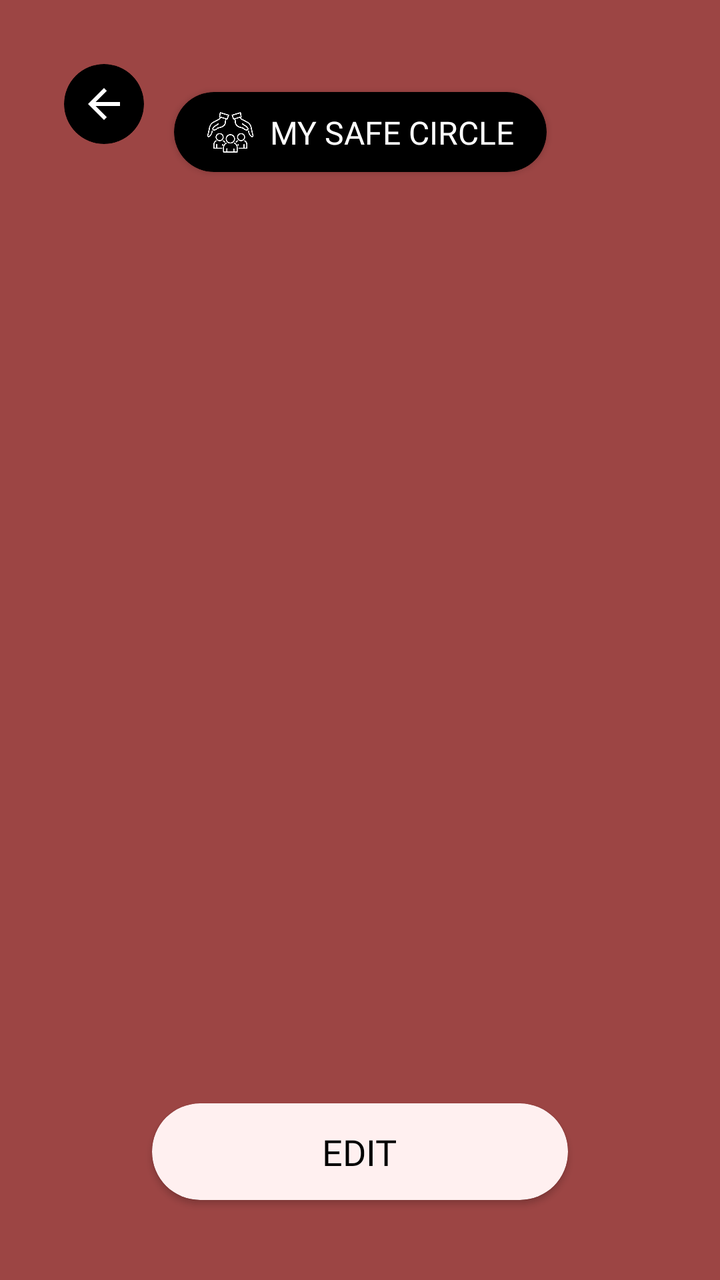
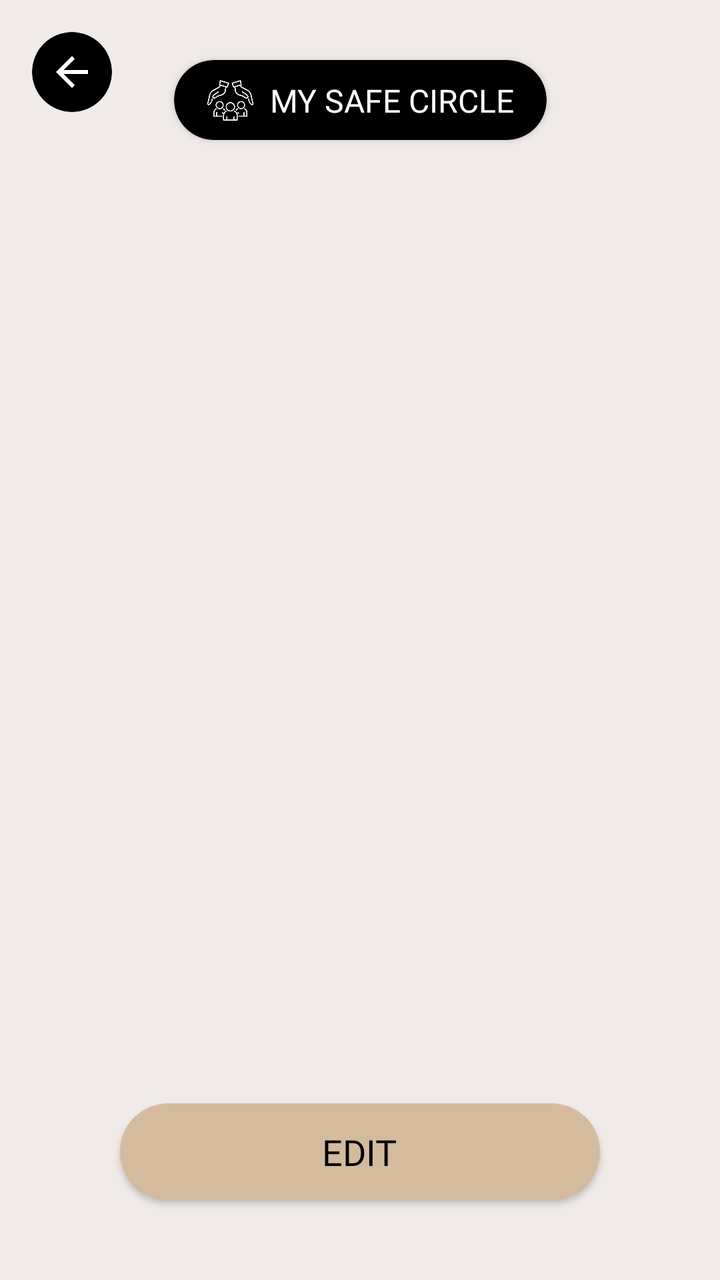

Before-and-after screenshots of an Android layout around one commit, followed by the original layout XML and the change that was made.
<!-- AndroidManifest.xml: application theme Theme.SafeHer -->
<!-- res/layout/fragment_my_safe_circle.xml -->
<?xml version="1.0" encoding="utf-8"?>
<androidx.constraintlayout.widget.ConstraintLayout
    xmlns:android="http://schemas.android.com/apk/res/android"
    xmlns:app="http://schemas.android.com/apk/res-auto"
    android:layout_width="match_parent"
    android:layout_height="match_parent"
    android:padding="16dp"
    android:background="@color/red_background">

    
    <androidx.cardview.widget.CardView
        android:id="@+id/backButtonCard"
        android:layout_width="40dp"
        android:layout_height="40dp"
        android:layout_marginStart="16dp"
        android:layout_marginTop="16dp"
        app:cardBackgroundColor="#000000"
        app:cardCornerRadius="20dp"
        app:cardElevation="0dp"
        app:layout_constraintStart_toStartOf="parent"
        app:layout_constraintTop_toTopOf="parent">

        <ImageView
            android:id="@+id/backButton"
            android:layout_width="24dp"
            android:layout_height="24dp"
            android:layout_gravity="center"
            android:contentDescription="Back"
            android:src="@drawable/ic_back"
            app:tint="#FFFFFF" />
    </androidx.cardview.widget.CardView>

    
    <androidx.cardview.widget.CardView
        android:id="@+id/settingsTitleCard"
        android:layout_width="wrap_content"
        android:layout_height="wrap_content"
        android:layout_marginTop="30dp"
        app:cardBackgroundColor="#000000"
        app:cardCornerRadius="20dp"
        app:layout_constraintEnd_toEndOf="parent"
        app:layout_constraintStart_toStartOf="parent"
        app:layout_constraintTop_toTopOf="parent">

        <androidx.constraintlayout.widget.ConstraintLayout
            android:layout_width="wrap_content"
            android:layout_height="wrap_content"
            android:paddingHorizontal="16dp"
            android:paddingVertical="8dp">

            <ImageView
                android:id="@+id/safecircleIcon"
                android:layout_width="24dp"
                android:layout_height="24dp"
                android:layout_marginEnd="8dp"
                android:src="@drawable/safe_circle"
                app:layout_constraintBottom_toBottomOf="parent"
                app:layout_constraintStart_toStartOf="parent"
                app:layout_constraintTop_toTopOf="parent"
                app:tint="#FFFFFF" />

            <TextView
                android:layout_width="wrap_content"
                android:layout_height="wrap_content"
                android:layout_marginStart="8dp"
                android:fontFamily="@font/poppins_medium"
                android:text="MY SAFE CIRCLE"
                android:textColor="#FFFFFF"
                android:textSize="16sp"
                app:layout_constraintBottom_toBottomOf="parent"
                app:layout_constraintEnd_toEndOf="parent"
                app:layout_constraintStart_toEndOf="@id/safecircleIcon"
                app:layout_constraintTop_toTopOf="parent" />
        </androidx.constraintlayout.widget.ConstraintLayout>
    </androidx.cardview.widget.CardView>

    
    <androidx.recyclerview.widget.RecyclerView
        android:id="@+id/recyclerViewConfirm"
        android:layout_width="0dp"
        android:layout_height="0dp"
        android:background="@android:color/transparent"
        app:layout_constraintTop_toBottomOf="@id/settingsTitleCard"
        app:layout_constraintBottom_toTopOf="@id/editButton"
        app:layout_constraintStart_toStartOf="parent"
        app:layout_constraintEnd_toEndOf="parent" />

    
    <androidx.cardview.widget.CardView
        android:id="@+id/editButton"
        android:layout_width="0dp"
        android:layout_height="wrap_content"
        android:layout_marginHorizontal="60dp"
        android:layout_marginBottom="24dp"
        app:cardCornerRadius="24dp"
        app:cardElevation="2dp"
        app:cardBackgroundColor="#FFF0F0"
        app:layout_constraintBottom_toBottomOf="parent"
        app:layout_constraintStart_toStartOf="parent"
        app:layout_constraintEnd_toEndOf="parent">

        <LinearLayout
            android:layout_width="match_parent"
            android:layout_height="wrap_content"
            android:orientation="horizontal"
            android:gravity="center"
            android:padding="12dp">

            <TextView
                android:id="@+id/editText"
                android:layout_width="wrap_content"
                android:layout_height="wrap_content"
                android:fontFamily="@font/poppins_semibold"
                android:gravity="center"
                android:text="EDIT"
                android:textColor="#000000"
                android:textSize="18sp" />
        </LinearLayout>
    </androidx.cardview.widget.CardView>

</androidx.constraintlayout.widget.ConstraintLayout>
<!-- resources referenced by this layout -->
<resources>
  <color name="red_background">#9c4544</color>
  <!-- drawable ic_back (drawable) -->
  <?xml version="1.0" encoding="utf-8"?>
  <vector xmlns:android="http://schemas.android.com/apk/res/android"
      android:width="24dp"
      android:height="24dp"
      android:viewportWidth="24"
      android:viewportHeight="24">
      <path
          android:fillColor="#000000"
          android:pathData="M20,11H7.83l5.59,-5.59L12,4l-8,8 8,8 1.41,-1.41L7.83,13H20v-2z"/>
  </vector>
  <!-- drawable safe_circle: png bitmap (drawable, 47160 bytes) -->
  <style name="Theme.SafeHer" parent="Base.Theme.SafeHer" />
  <style name="Base.Theme.SafeHer" parent="Theme.MaterialComponents.NoActionBar">
          
          
      </style>
</resources>

<!-- the commit's change to res/layout/fragment_my_safe_circle.xml (unified diff, before → after) -->
@@ -4,8 +4,7 @@
     xmlns:app="http://schemas.android.com/apk/res-auto"
     android:layout_width="match_parent"
     android:layout_height="match_parent"
-    android:padding="16dp"
-    android:background="@color/red_background">
+    android:background="@color/cream_background">
 
     
     <androidx.cardview.widget.CardView
@@ -78,6 +77,7 @@
     <androidx.recyclerview.widget.RecyclerView
         android:id="@+id/recyclerViewConfirm"
         android:layout_width="0dp"
+        android:layout_marginTop="30dp"
         android:layout_height="0dp"
         android:background="@android:color/transparent"
         app:layout_constraintTop_toBottomOf="@id/settingsTitleCard"
@@ -91,10 +91,10 @@
         android:layout_width="0dp"
         android:layout_height="wrap_content"
         android:layout_marginHorizontal="60dp"
-        android:layout_marginBottom="24dp"
+        android:layout_marginBottom="40dp"
         app:cardCornerRadius="24dp"
         app:cardElevation="2dp"
-        app:cardBackgroundColor="#FFF0F0"
+        app:cardBackgroundColor="@color/button_gold"
         app:layout_constraintBottom_toBottomOf="parent"
         app:layout_constraintStart_toStartOf="parent"
         app:layout_constraintEnd_toEndOf="parent">
<!-- resource entries referenced after the edit -->
@@ -1,6 +1,7 @@
 <!-- resources referenced by this layout -->
 <resources>
-  <color name="red_background">#9c4544</color>
+  <color name="button_gold">#d4bb9e</color>
+  <color name="cream_background">#f0ebe8</color>
   <!-- drawable ic_back (drawable) -->
   <?xml version="1.0" encoding="utf-8"?>
   <vector xmlns:android="http://schemas.android.com/apk/res/android"
